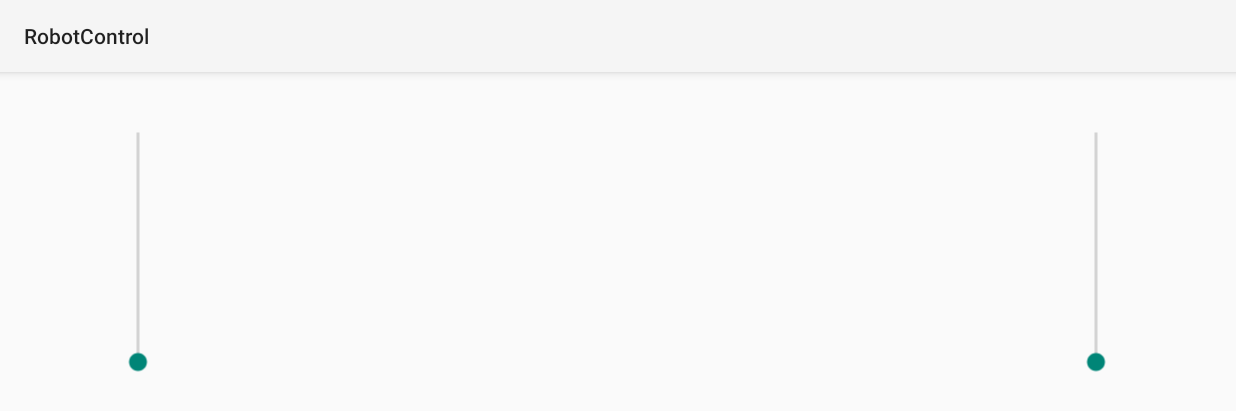
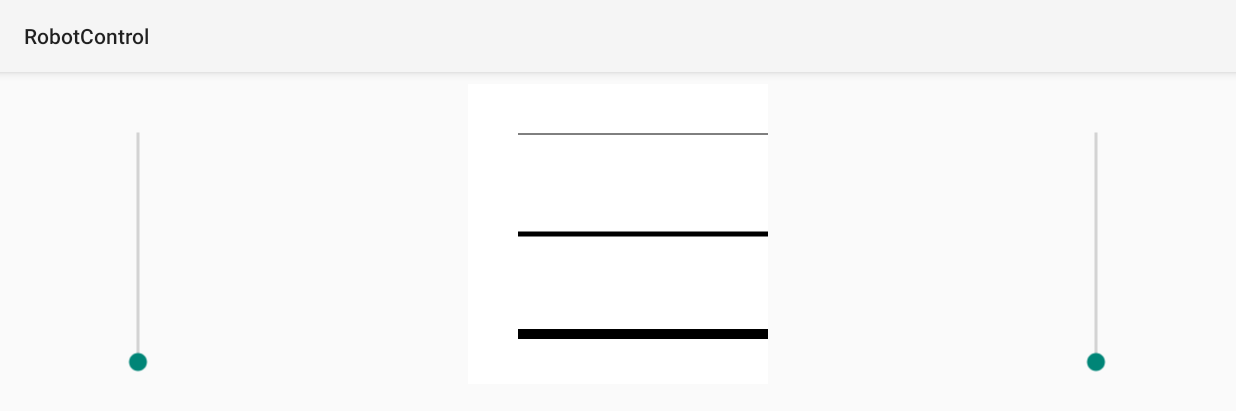
Before and after one commit to talentzxf/RaspberryPiRobot, an Android app: the screen it shows after launch (MainActivity), on a phone screen of 824 x 412 dp (held sideways). Shown: the top 411 px of the screen. Run offline under Robolectric (Android 15) with nearby library versions, the phone set to English and light mode, and no system bars; our stand-ins replace data binding; 2 statements that could not run were skipped.

Commit message:
Fixed some small bugs. Added IKView2D to main activity

```diff
--- a/AndroidControl/app/src/main/java/com/vincentzhang/robotcontrol/IKView2D.java
+++ b/AndroidControl/app/src/main/java/com/vincentzhang/robotcontrol/IKView2D.java
@@ -2,12 +2,15 @@ package com.vincentzhang.robotcontrol;
 
 import android.content.Context;
 import android.graphics.Canvas;
+import android.graphics.Color;
+import android.graphics.Paint;
 import android.util.AttributeSet;
 import android.view.MotionEvent;
 import android.view.View;
 import android.widget.ImageView;
 
 public class IKView2D extends android.support.v7.widget.AppCompatImageView {
+
     public IKView2D(Context context) {
         super(context);
     }
@@ -28,7 +31,19 @@ public class IKView2D extends android.support.v7.widget.AppCompatImageView {
     @Override
     protected void onDraw(Canvas canvas) {
         super.onDraw(canvas);
-
+        Paint paint = new Paint();
+        paint.setColor(Color.BLACK);                    //设置画笔颜色
+        canvas.drawColor(Color.WHITE);                  //设置背景颜色
+        paint.setStrokeWidth((float) 1.0);              //设置线宽
+        canvas.drawLine(50, 50, 450, 50, paint);        //绘制直线
+        paint.setStrokeWidth((float) 5.0);              //设置线宽
+        canvas.drawLine(50, 150, 450, 150, paint);      //绘制直线
+        paint.setStrokeWidth((float) 10.0);             //设置线宽
+        canvas.drawLine(50, 250, 450, 250, paint);      //绘制直线
+        paint.setStrokeWidth((float) 15.0);             //设置线宽
+        canvas.drawLine(50, 350, 450, 350, paint);      //绘制直线
+        paint.setStrokeWidth((float) 20.0);             //设置线宽
+        canvas.drawLine(50, 450, 450, 450, paint);      //绘制直线
     }
 
 }
--- a/AndroidControl/app/src/main/java/com/vincentzhang/robotcontrol/controller/impl/TCPControllerImpl.java
+++ b/AndroidControl/app/src/main/java/com/vincentzhang/robotcontrol/controller/impl/TCPControllerImpl.java
@@ -113,9 +113,13 @@ public class TCPControllerImpl implements Controller, Runnable {
             try {
                 threadIsRunning.set(false);
 
-                outputStream.close();
-                inputReader.close();
-                clientSocket.close();
+                if(outputStream != null)
+                    outputStream.close();
+                if(inputReader != null)
+                    inputReader.close();
+
+                if(clientSocket != null)
+                    clientSocket.close();
 
                 outputStream = null;
                 inputReader = null;
--- a/AndroidControl/app/src/main/res/layout/activity_main.xml
+++ b/AndroidControl/app/src/main/res/layout/activity_main.xml
@@ -79,5 +79,16 @@
             android:text="@{@string/rightwheelspeedformat(controllerModel.rightSpeed - 100)}"
             app:layout_constraintEnd_toEndOf="parent"
             app:layout_constraintTop_toBottomOf="@+id/rightWheelSpeed" />
+
+        <com.vincentzhang.robotcontrol.IKView2D
+            android:layout_width="200dp"
+            android:layout_height="200dp"
+            android:layout_marginStart="8dp"
+            android:layout_marginTop="8dp"
+            android:layout_marginEnd="8dp"
+            android:background="#FF0000"
+            app:layout_constraintEnd_toStartOf="@+id/rightWheelSpeed"
+            app:layout_constraintStart_toEndOf="@+id/leftWheelSpeed"
+            app:layout_constraintTop_toTopOf="parent" />
     </android.support.constraint.ConstraintLayout>
 </layout>
```
